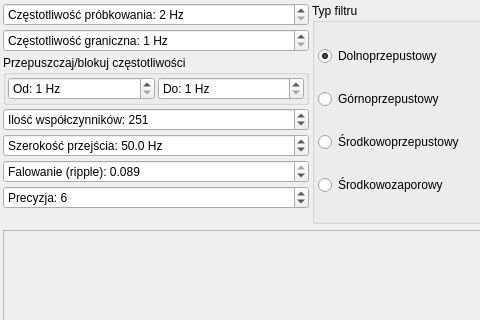
zaps166/DSPBlocks, file Additions/FIR_Designer/FIR_Designer.ui: the form before one commit; both pictures show x 0 to 480 and y 0 to 320 of the 580 by 470 pixel window.
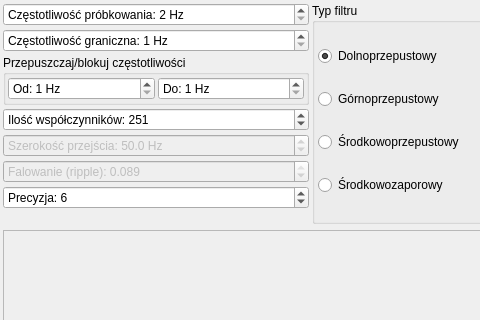
The form after the commit. Custom widgets are drawn as their Qt base class.

Commit message: First startup of FIR Designer - little fixes

Diff of the .ui file:
```diff
--- a/Additions/FIR_Designer/FIR_Designer.ui
+++ b/Additions/FIR_Designer/FIR_Designer.ui
@@ -340,6 +340,9 @@
    </item>
    <item row="5" column="0" colspan="2">
     <widget class="QDoubleSpinBox" name="rippleB">
+     <property name="enabled">
+      <bool>false</bool>
+     </property>
      <property name="prefix">
       <string>Falowanie (ripple): </string>
      </property>
@@ -362,6 +365,9 @@
    </item>
    <item row="4" column="0" colspan="2">
     <widget class="QDoubleSpinBox" name="transitionWidthB">
+     <property name="enabled">
+      <bool>false</bool>
+     </property>
      <property name="prefix">
       <string>Szerokość przejścia: </string>
      </property>
```
The commit also changes 1 other file.
